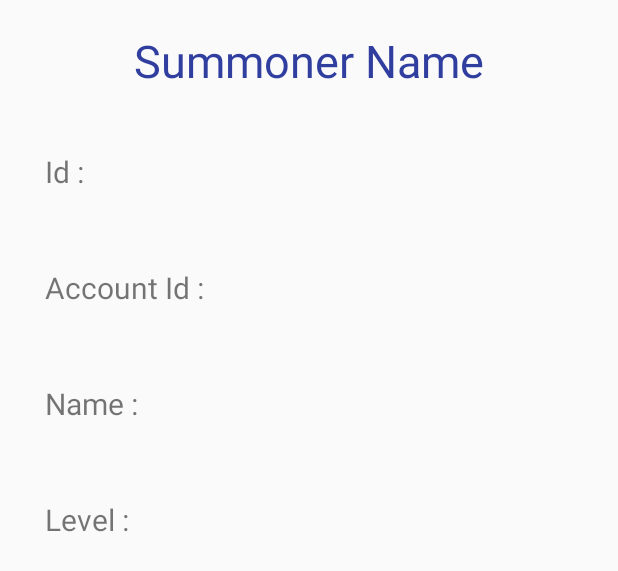
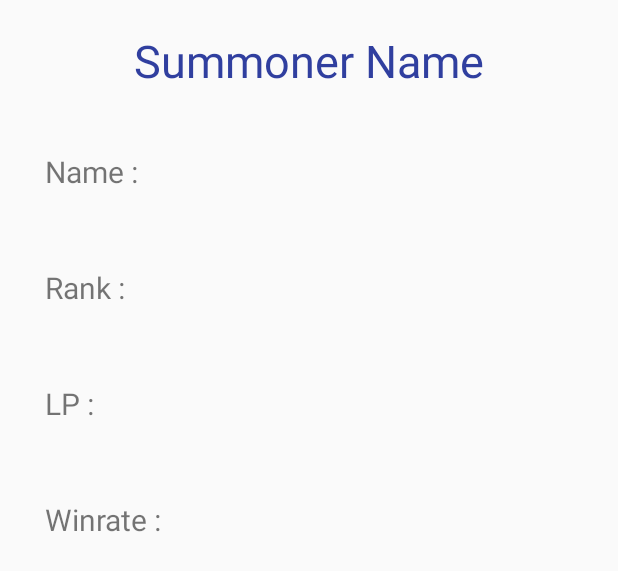
Before and after one commit to aminesghir/LeagueHelper, an Android app: the layout activity_summoner_stats.xml on its own in the app's theme, with its tools: preview values and no code run, on a phone screen of 412 x 824 dp. Shown: the top 571 px of the screen. Run offline under Robolectric (Android 15) with nearby library versions, the phone set to English and light mode, and no system bars.

```diff
--- a/app/src/main/res/layout/activity_summoner_stats.xml
+++ b/app/src/main/res/layout/activity_summoner_stats.xml
@@ -42,7 +42,7 @@
                     android:layout_height="wrap_content"
                     android:layout_weight="1"
                     android:layout_marginLeft="20dp"
-                    android:text="Id :"
+                    android:text="Name :"
                     android:textSize="20sp" />
 
                 <TextView
@@ -53,6 +53,8 @@
                     android:gravity="center"
                     android:textSize="20sp" />
             </LinearLayout>
+
+
 
             <LinearLayout
                 android:layout_width="match_parent"
@@ -67,32 +69,7 @@
                     android:layout_height="wrap_content"
                     android:layout_weight="1"
                     android:layout_marginLeft="20dp"
-                    android:text="Account Id :"
-                    android:textSize="20sp" />
-
-                <TextView
-                    android:id="@+id/accountIdTextView"
-                    android:layout_width="0dp"
-                    android:layout_height="wrap_content"
-                    android:layout_weight="2"
-                    android:gravity="center"
-                    android:textSize="20sp" />
-            </LinearLayout>
-
-            <LinearLayout
-                android:layout_width="match_parent"
-                android:layout_height="wrap_content"
-                android:layout_marginTop="30dp"
-                android:orientation="horizontal"
-                android:padding="10dp"
-                android:weightSum="3">
-
-                <TextView
-                    android:layout_width="0dp"
-                    android:layout_height="wrap_content"
-                    android:layout_weight="1"
-                    android:layout_marginLeft="20dp"
-                    android:text="Name :"
+                    android:text="Rank :"
                     android:textSize="20sp" />
 
                 <TextView
@@ -116,7 +93,7 @@
                     android:layout_width="0dp"
                     android:layout_height="wrap_content"
                     android:layout_weight="1"
-                    android:text="Level :"
+                    android:text="LP :"
                     android:layout_marginLeft="20dp"
                     android:textSize="20sp" />
 
@@ -129,6 +106,31 @@
                     android:textSize="20sp" />
             </LinearLayout>
 
+            <LinearLayout
+                android:layout_width="match_parent"
+                android:layout_height="wrap_content"
+                android:layout_marginTop="30dp"
+                android:orientation="horizontal"
+                android:padding="10dp"
+                android:weightSum="3">
+
+                <TextView
+                    android:layout_width="0dp"
+                    android:layout_height="wrap_content"
+                    android:layout_weight="1"
+                    android:layout_marginLeft="20dp"
+                    android:text="Winrate :"
+                    android:textSize="20sp" />
+
+                <TextView
+                    android:id="@+id/accountIdTextView"
+                    android:layout_width="0dp"
+                    android:layout_height="wrap_content"
+                    android:layout_weight="2"
+                    android:gravity="center"
+                    android:textSize="20sp" />
+            </LinearLayout>
+
         </LinearLayout>
     </ScrollView>
 </LinearLayout>
```
Also changed, not shown: app/src/main/java/com/aminesghir/leaguehelper/Data/DataProvider.java (+60 -2 lines), app/src/main/java/com/aminesghir/leaguehelper/Data/JsonParser.java (+21 -1 lines), app/src/main/java/com/aminesghir/leaguehelper/Data/Model/Summoner.java (+51 -0 lines), app/src/main/java/com/aminesghir/leaguehelper/UI/SummonerStatsActivity.java (+27 -5 lines).
